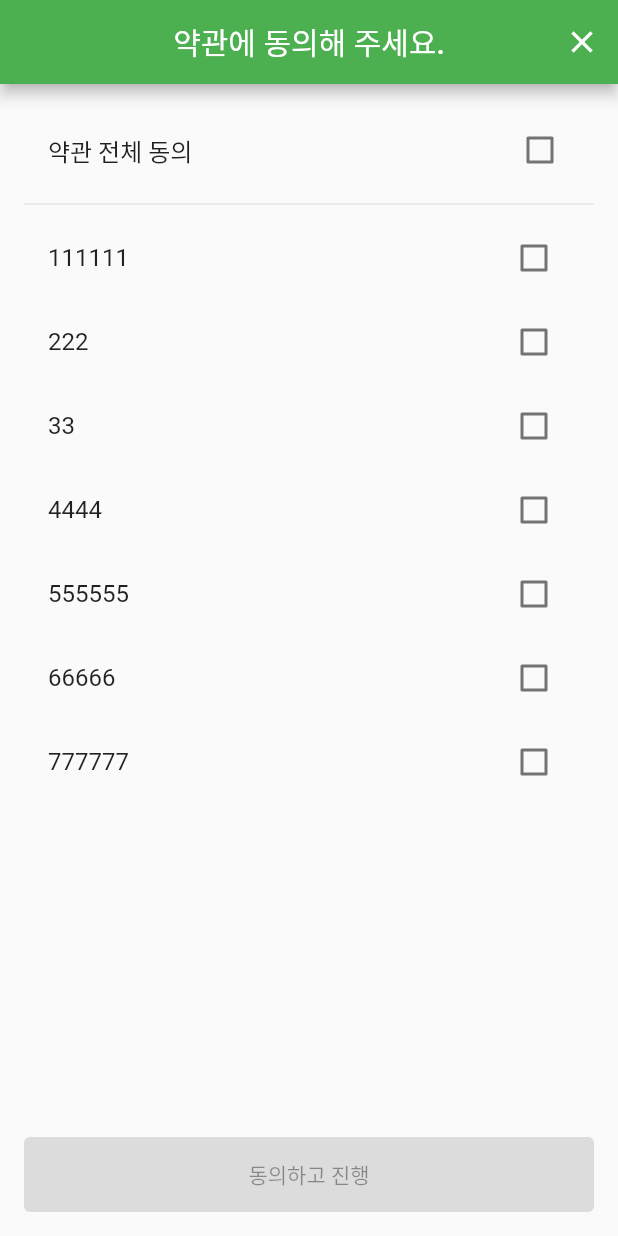
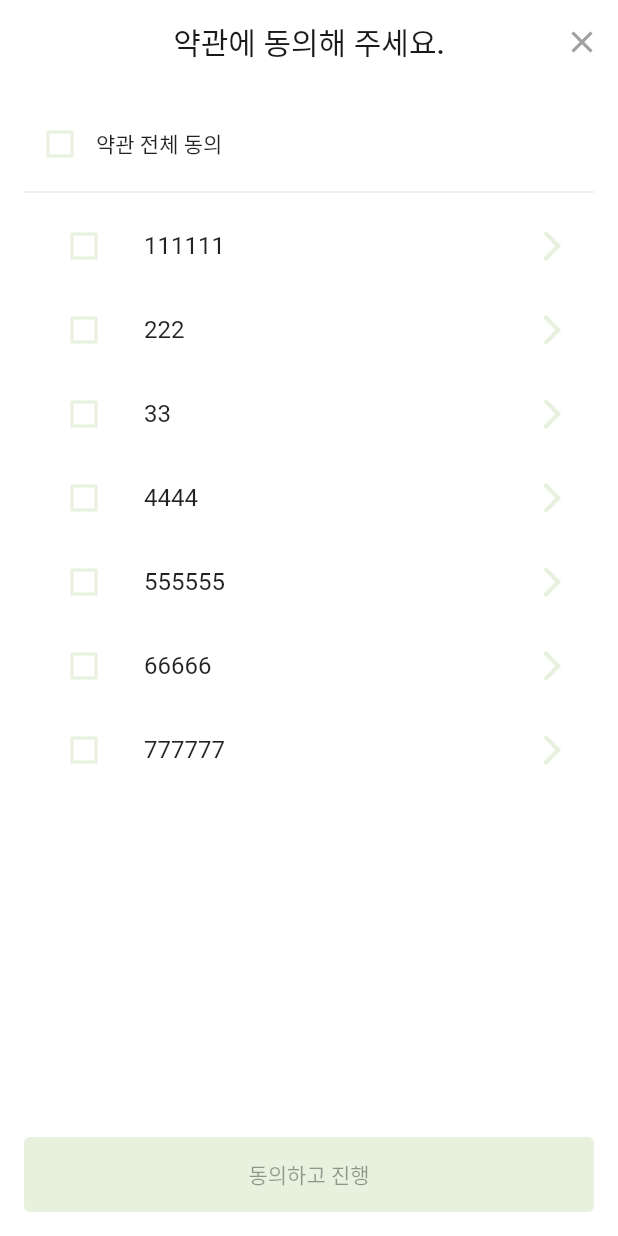
Before and after one commit to safeT-CE/Flutter_main, a Flutter app: the AgreementPage screen opened by its route, on a phone screen of 412 x 824 dp. Run offline on Flutter 3.47's test engine with Material 2 defaults, Android fonts, the phone set to English and light mode, and no system bars; our stand-ins replace camera, geolocator, shared_preferences; missing offline and left inert: google_ml_kit, kakao_map_plugin; accounts and stored records are empty.

Commit message:
💄auth agreement page ui

```diff
--- a/lib/pages/agreement_page.dart
+++ b/lib/pages/agreement_page.dart
@@ -46,27 +46,38 @@ class _AgreementPageState extends State<AgreementPage> {
 
   @override
   Widget build(BuildContext context) {
-    return Scaffold(
+    return Theme(
+      data: Theme.of(context).copyWith(
+        unselectedWidgetColor: safeTlightgreen, // 기본 색상 설정
+      ),
+      child: Scaffold(
         appBar: AppBar(
-        title: Text('약관에 동의해 주세요.'),
+          title: Text(
+            '약관에 동의해 주세요.',
+            style: TextStyle(color: safeTblack),
+          ),
           centerTitle: true, // title 중앙정렬
           automaticallyImplyLeading: false, // 뒤로 가기 버튼 제거
-        actions:[
+          backgroundColor: Colors.white,
+          elevation: 0, // 그림자 제거
+          actions: [
             IconButton(
-            icon: Icon(Icons.close),
+              icon: Icon(Icons.close, color: safeTgray),
               onPressed: () {
                 Navigator.pop(context);
               },
             ),
           ],
         ),
+        backgroundColor: Colors.white, // Scaffold 배경색 흰색으로 설정
         body: Padding(
           padding: const EdgeInsets.all(16.0),
           child: Column(
             crossAxisAlignment: CrossAxisAlignment.start,
             children: [
-            CheckboxListTile(
-              title: Text('약관 전체 동의'),
+              Row(
+                children: [
+                  Checkbox(
                     value: _allAgree,
                     onChanged: (bool? value) {
                       setState(() {
@@ -76,6 +87,11 @@ class _AgreementPageState extends State<AgreementPage> {
                         }
                       });
                     },
+                    activeColor: safeTgreen,
+                    checkColor: Colors.white,
+                  ),
+                  Text('약관 전체 동의'),
+                ],
               ),
               Divider(),
               Expanded(
@@ -83,8 +99,7 @@ class _AgreementPageState extends State<AgreementPage> {
                   itemCount: _agreeList.length,
                   itemBuilder: (BuildContext context, int index) {
                     return ListTile(
-                    title: Text(_agreeTitles[index]),
-                    trailing: Checkbox(
+                      leading: Checkbox(
                         value: _agreeList[index],
                         onChanged: (bool? value) {
                           setState(() {
@@ -92,7 +107,11 @@ class _AgreementPageState extends State<AgreementPage> {
                             _allAgree = _agreeList.every((bool agree) => agree);
                           });
                         },
+                        activeColor: safeTgreen,
+                        checkColor: Colors.white,
                       ),
+                      title: Text(_agreeTitles[index]),
+                      trailing: Icon(Icons.arrow_forward_ios, color: safeTlightgreen),
                       onTap: () {
                         _navigateToDetailPage(index);
                       },
@@ -108,13 +127,21 @@ class _AgreementPageState extends State<AgreementPage> {
                         Navigator.pushNamed(context, '/auth_phonenumber');
                       }
                     : null,
-              style: ElevatedButton.styleFrom(
-                primary: Colors.lightGreen,
-                minimumSize: Size(double.infinity, 50),
+                style: ButtonStyle(
+                  backgroundColor: MaterialStateProperty.resolveWith<Color>(
+                    (Set<MaterialState> states) {
+                      if (states.contains(MaterialState.disabled)) {
+                        return safeTlightgreen; // 비활성화 상태의 색상 설정
+                      }
+                      return safeTgreen; // 기본 상태의 색상 설정
+                    },
+                  ),
+                  minimumSize: MaterialStateProperty.all<Size>(Size(double.infinity, 50)),
                 ),
                 child: Text('동의하고 진행'),
               ),
             ],
+          ),
         ),
       ),
     );
@@ -133,11 +160,11 @@ class AgreementDetailPage extends StatelessWidget {
       appBar: AppBar(
         title: Text(
           title,
-          style: TextStyle(color: safeTgray), // Set title color here
+          style: TextStyle(color: safeTblack), // Set title color here
         ),
         centerTitle: true,
         backgroundColor: Colors.white,
-        elevation: 0,
+        elevation: 0, // 그림자 제거
         actions: [
           IconButton(
             icon: Icon(Icons.close, color: safeTgray),
@@ -147,6 +174,7 @@ class AgreementDetailPage extends StatelessWidget {
           ),
         ],
       ),
+      backgroundColor: Colors.white, // Scaffold 배경색 흰색으로 설정
       body: Padding(
         padding: const EdgeInsets.all(16.0),
         child: Text(content),
```
Lines whose indentation alone changed are shown as unchanged.
